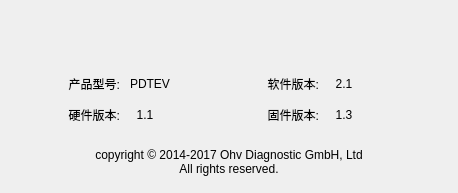
Old version of the form Gui/Options/systeminfo.ui in the repository rpdhunter/swbox.
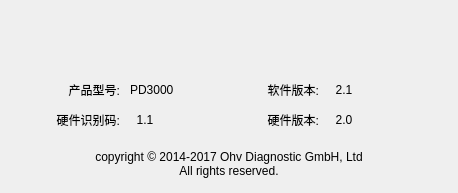
New version of the form. Icons and pictures are not drawn.

Commit message: 1.加入了FFT库 2.加入了UHF的UI框架 3.修改了OEM加载方式,加入了各台设备不同的设备识别码

Diff of the .ui file:
```diff
--- a/Gui/Options/systeminfo.ui
+++ b/Gui/Options/systeminfo.ui
@@ -37,6 +37,12 @@
    </property>
    <item>
     <widget class="QLabel" name="label_logo">
+     <property name="minimumSize">
+      <size>
+       <width>0</width>
+       <height>70</height>
+      </size>
+     </property>
      <property name="maximumSize">
       <size>
        <width>458</width>
@@ -91,7 +97,7 @@
      <item row="0" column="1">
       <widget class="QLabel" name="label_11">
        <property name="text">
-        <string>PDTEV</string>
+        <string>PD3000</string>
        </property>
       </widget>
      </item>
@@ -115,7 +121,7 @@
      <item row="1" column="0">
       <widget class="QLabel" name="label_2">
        <property name="text">
-        <string>硬件版本:   </string>
+        <string>硬件识别码:   </string>
        </property>
        <property name="alignment">
         <set>Qt::AlignRight|Qt::AlignTrailing|Qt::AlignVCenter</set>
@@ -132,7 +138,7 @@
      <item row="1" column="2">
       <widget class="QLabel" name="label_4">
        <property name="text">
-        <string>固件版本:   </string>
+        <string>硬件版本:   </string>
        </property>
        <property name="alignment">
         <set>Qt::AlignRight|Qt::AlignTrailing|Qt::AlignVCenter</set>
@@ -142,7 +148,7 @@
      <item row="1" column="3">
       <widget class="QLabel" name="label_7">
        <property name="text">
-        <string notr="true">  1.3</string>
+        <string notr="true">  2.0</string>
        </property>
       </widget>
      </item>
```
Left out of the diff: 11 changed lines with no effect on the pictures. The commit also changes 40 other files.
